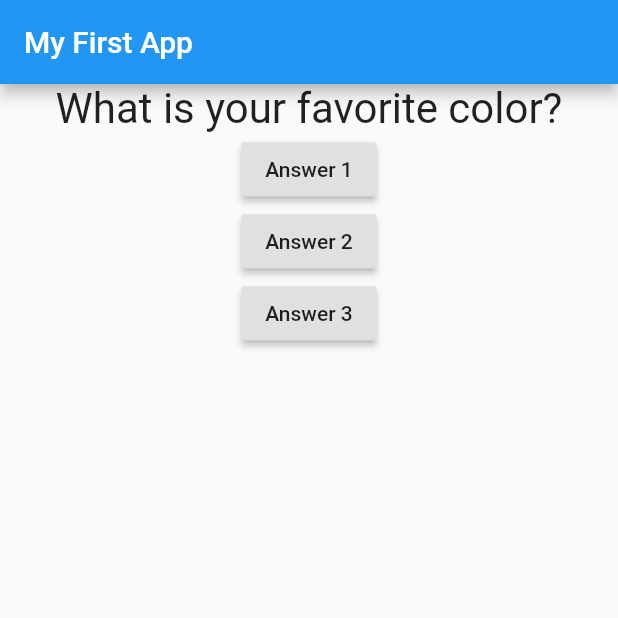
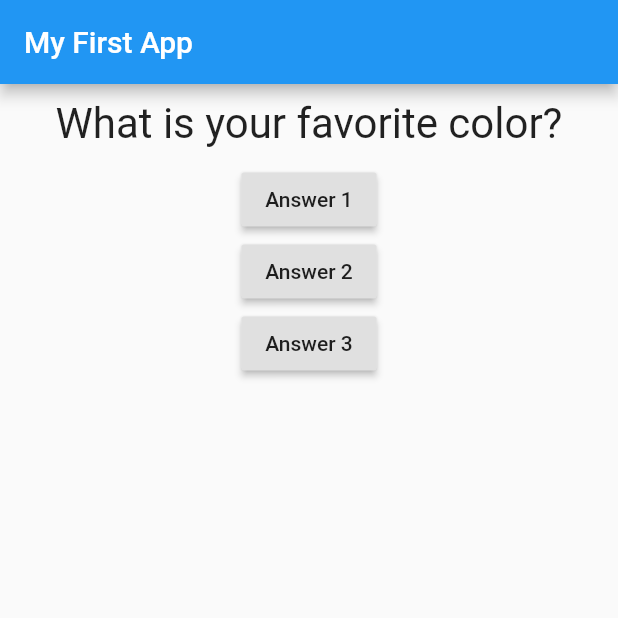
Before and after one commit to niranjandawadi/flutter_practice, a Flutter app: the screen it shows after launch, on a phone screen of 412 x 824 dp, the top half of it. Run offline on Flutter 3.47's test engine with Material 2 defaults, Android fonts, the phone set to English and light mode, and no system bars.

Commit message:
Created a custom styling

```diff
--- a/lib/question.dart
+++ b/lib/question.dart
@@ -9,7 +9,7 @@ class Question extends StatelessWidget {
   Widget build(BuildContext context) {
     return Container(
       width: double.infinity,
-      margin: ,
+      margin: EdgeInsets.all(10),
       child: Text(
         questionText,
         style: TextStyle(fontSize: 28),
```
Also changed, not shown: lib/answer.dart (added, +12 -0 lines).
